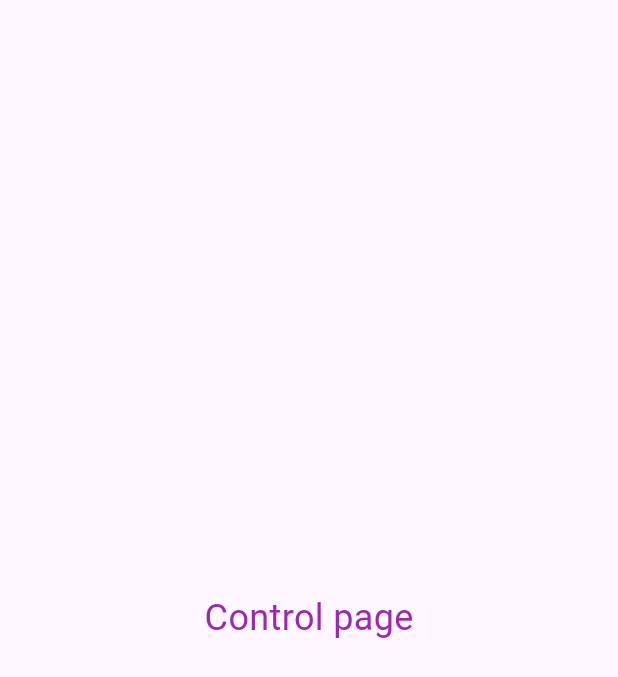
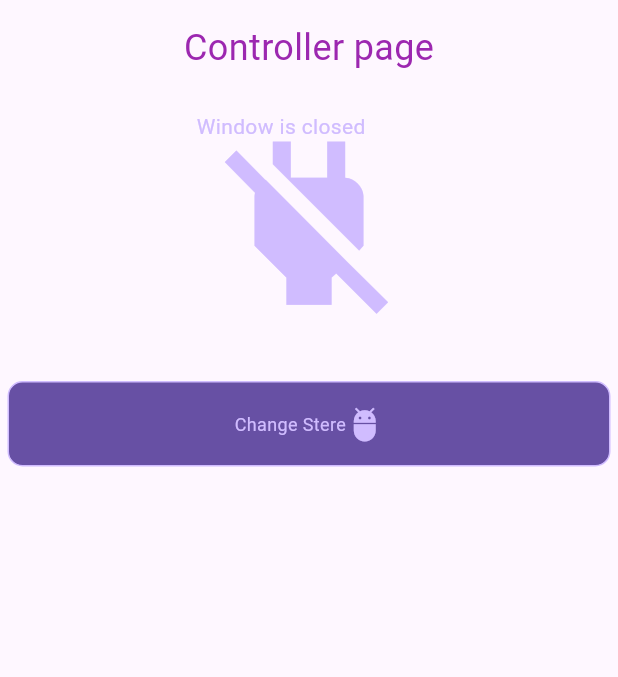
Before and after one commit to TheDarkSide1992/flutter_exam_project, a Flutter app: the RoomDataView screen opened directly, swiped to page 4, on a phone screen of 412 x 824 dp. Shown: the top 677 px of the screen. Run offline on Flutter 3.47's test engine with Material 3 defaults, Android fonts, the phone set to English and light mode, and no system bars; our stand-ins replace bloc, flutter_animate, flutter_bloc, freezed_annotation, settings_ui, syncfusion_flutter_charts; statements that could not run were skipped.

Commit message:
control page, as statefull widget

```diff
--- a/lib/room/room_airquality.dart
+++ b/lib/room/room_airquality.dart
@@ -14,11 +14,6 @@ class RoomAirQuality extends StatelessWidget{
   @override
   Widget build(BuildContext context) {
     return Scaffold(
-      appBar: AppBar(
-        backgroundColor: Theme.of(context).colorScheme.inversePrimary,
-        title: Text('Air-Quality'),
-      ),
-      drawer: const AppDrawer(),
       body: Center(
         child: Container(
             child: SfCartesianChart(
--- a/lib/room/room_control.dart
+++ b/lib/room/room_control.dart
@@ -0,0 +1,142 @@
+import 'package:flutter/cupertino.dart';
+import 'package:flutter/material.dart';
+import 'package:flutter/widgets.dart';
+
+import '../app_drawer.dart';
+
+class RoomControl extends StatefulWidget {
+  RoomControl({super.key});
+
+  @override
+  State<RoomControl> createState() => _RoomControlState();
+}
+
+class _RoomControlState extends State<RoomControl> {
+  late String deviceStatus;
+  late IconData currentPowerIcon;
+  bool isOn = false;
+
+  void _setDisplayStatus() async {
+    if (!isOn) {
+      deviceStatus = "Window is closed";
+      currentPowerIcon = Icons.power_off;
+    } else if (isOn) {
+      deviceStatus = "Window is Open";
+      currentPowerIcon = Icons.power;
+    } else {
+      deviceStatus = "Error occurred";
+      currentPowerIcon = Icons.adb;
+    }
+  }
+
+  void _getStatus() async {
+    isOn = false;
+  }
+
+  void _ChangeState() async {
+    this.isOn = !this.isOn;
+  }
+
+  @override
+  Widget build(BuildContext context) {
+    _setDisplayStatus();
+    return Scaffold(
+      body: Center(
+        child: Container(
+            alignment: Alignment.topCenter,
+            child: Column(
+              children: [
+                SizedBox(height: 15),
+                Text('Controller page',
+                    style: TextStyle(color: Colors.purple, fontSize: 24)),
+                SizedBox(height: 25),
+
+                SizedBox(
+                  height: 150.0,
+                  width: 150.0,
+                  child: Stack(
+                    alignment: Alignment.center,
+                    fit: StackFit.expand,
+                    children: <Widget>[
+                      Text(
+                        '${deviceStatus}',
+                        style: TextStyle(
+                            fontStyle: FontStyle.normal,
+                            fontSize: 14,
+                            color: Theme
+                                .of(context)
+                                .colorScheme
+                                .inversePrimary),
+                      ),
+                      Icon(
+                        currentPowerIcon,
+                        size: 145,
+                        color: Theme
+                            .of(context)
+                            .colorScheme
+                            .inversePrimary,
+                      ),
+                    ],
+                  ),
+                ),
+                SizedBox(height: 25),
+                new GestureDetector(
+                  onTap: () {
+                    setState(() {
+                      _ChangeState();
+                      _setDisplayStatus();
+                    });
+                  },
+                  child: new Container(
+                    alignment: Alignment.center,
+                    margin: new EdgeInsets.all(5.0),
+                    padding: EdgeInsets.all(15.0),
+                    decoration: BoxDecoration(
+                        color: Theme
+                            .of(context)
+                            .colorScheme
+                            .primary,
+                        border: Border.all(
+                          color: Theme
+                              .of(context)
+                              .colorScheme
+                              .inversePrimary,
+                        ),
+                        borderRadius: BorderRadius.only(
+                            topLeft: Radius.circular(10),
+                            topRight: Radius.circular(10),
+                            bottomRight: Radius.circular(10),
+                            bottomLeft: Radius.circular(10))),
+                    child: Row(
+                      mainAxisAlignment: MainAxisAlignment.center,
+                      crossAxisAlignment: CrossAxisAlignment.center,
+                      children: [
+                        Text(
+                          'Change Stere',
+                          style: TextStyle(
+                              fontStyle: FontStyle.normal,
+                              fontSize: 12,
+                              color: Theme
+                                  .of(context)
+                                  .colorScheme
+                                  .inversePrimary),
+                        ),
+                        Icon(
+                          Icons.adb_outlined,
+                          size: 25,
+                          color: Theme
+                              .of(context)
+                              .colorScheme
+                              .inversePrimary,
+                        ),
+                      ],
+                    ),
+                  ),
+                )
+              ],
+            )),
+      ),
+    );
+  }
+
+}
--- a/lib/room/room_humidity.dart
+++ b/lib/room/room_humidity.dart
@@ -14,11 +14,6 @@ class RoomHumidity extends StatelessWidget{
   @override
   Widget build(BuildContext context) {
     return Scaffold(
-      appBar: AppBar(
-        backgroundColor: Theme.of(context).colorScheme.inversePrimary,
-        title: Text('Humidity'),
-      ),
-      drawer: const AppDrawer(),
       body: Center(
         child: Container(
             child: SfCartesianChart(
--- a/lib/room/room_page.dart
+++ b/lib/room/room_page.dart
@@ -3,20 +3,21 @@ import 'package:flutter/material.dart';
 import 'package:flutter_bloc/flutter_bloc.dart';
 import 'package:flutter_exam_project/models/SimpleDataDTO.dart';
 import 'package:flutter_exam_project/room/room_airquality.dart';
+import 'package:flutter_exam_project/room/room_control.dart';
 import 'package:flutter_exam_project/room/room_humidity.dart';
 import 'package:flutter_exam_project/room/room_temperature.dart';
 import 'package:flutter_exam_project/utils/data_source.dart';
 
-class RoomPage extends StatelessWidget{
+import '../app_drawer.dart';
+
+class RoomPage extends StatelessWidget {
   const RoomPage(this.roomId, {super.key});
 
   final SimpleDataDTO roomId;
 
-
   @override
-  Widget build(BuildContext context){
+  Widget build(BuildContext context) {
     return Scaffold(
-
       appBar: AppBar(
         backgroundColor: Theme.of(context).colorScheme.inversePrimary,
         title: Text(roomId.roomName!),
@@ -34,15 +35,14 @@ class RoomPage extends StatelessWidget{
   }
 }
 
-class RoomDataView extends StatefulWidget{
+class RoomDataView extends StatefulWidget {
   const RoomDataView({super.key});
 
   @override
   State<RoomDataView> createState() => _RoomDataView();
 }
 
-class _RoomDataView extends State<RoomDataView>
-    with TickerProviderStateMixin {
+class _RoomDataView extends State<RoomDataView> with TickerProviderStateMixin {
   late PageController _pageViewController;
   late TabController _tabController;
   int _currentPageIndex = 0;
@@ -53,6 +53,7 @@ class _RoomDataView extends State<RoomDataView>
     _pageViewController = PageController();
     _tabController = TabController(length: 4, vsync: this);
   }
+
   @override
   void dispose() {
     super.dispose();
@@ -62,8 +63,11 @@ class _RoomDataView extends State<RoomDataView>
 
   @override
   Widget build(BuildContext context) {
-    theme: Theme.of(context);
-    return Stack(
+    theme:
+    Theme.of(context);
+    return Scaffold(
+      body: Center(
+        child: Stack(
           alignment: Alignment.bottomCenter,
           children: <Widget>[
             PageView(
@@ -81,7 +85,7 @@ class _RoomDataView extends State<RoomDataView>
                 ),
                 Center(
                   //TODO Insert control page
-            child: Text('Control page', style: TextStyle(color: Colors.purple, fontSize: 24)),
+                  child: RoomControl(),
                 ),
               ],
             ),
@@ -92,8 +96,11 @@ class _RoomDataView extends State<RoomDataView>
               isOnDesktopAndWeb: _isOnDesktopAndWeb,
             ),
           ],
+        ),
+      ),
     );
   }
+
   void _handlePageViewChanged(int currentPageIndex) {
     if (!_isOnDesktopAndWeb) {
       return;
--- a/lib/room/room_temperature.dart
+++ b/lib/room/room_temperature.dart
@@ -14,11 +14,7 @@ class RoomTemperature extends StatelessWidget{
   @override
   Widget build(BuildContext context) {
     return Scaffold(
-      appBar: AppBar(
-        backgroundColor: Theme.of(context).colorScheme.inversePrimary,
-        title: Text('Temperature'),
-      ),
-      drawer: const AppDrawer(),
+
       body: Center(
         child: Container(
           child: SfCartesianChart(
```
Lines whose indentation alone changed are shown as unchanged.
